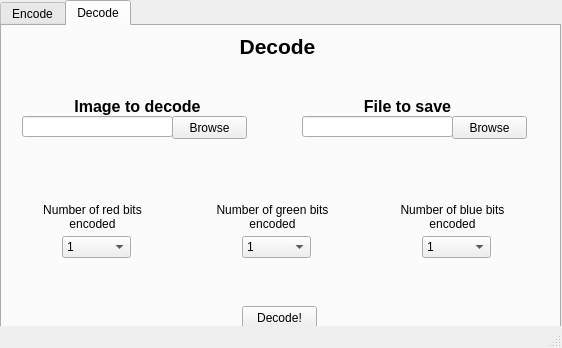
The window that Steganograpy/GUI/MainWindow.ui (valinasila/steganogra-py) describes before a commit, drawn with Qt 5.
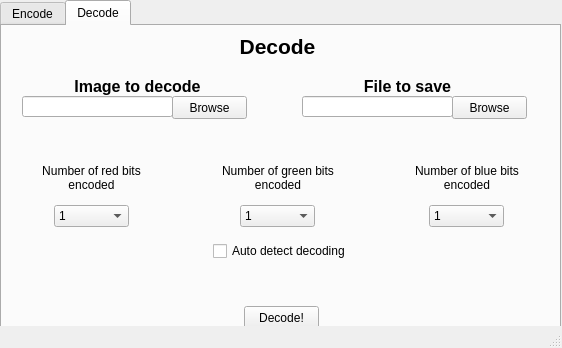
The same window after the commit. The open tabs and pages were chosen to show the change. Icons and pictures are not drawn.

Commit message: Add auto detect decode to the GUI.

```diff
--- a/Steganograpy/GUI/MainWindow.ui
+++ b/Steganograpy/GUI/MainWindow.ui
@@ -497,7 +497,7 @@
       <property name="geometry">
        <rect>
         <x>300</x>
-        <y>90</y>
+        <y>70</y>
         <width>151</width>
         <height>21</height>
        </rect>
@@ -507,7 +507,7 @@
       <property name="geometry">
        <rect>
         <x>170</x>
-        <y>90</y>
+        <y>70</y>
         <width>75</width>
         <height>23</height>
        </rect>
@@ -526,34 +526,11 @@
        </size>
       </property>
      </widget>
-     <widget class="QPushButton" name="decode_button">
-      <property name="geometry">
-       <rect>
-        <x>240</x>
-        <y>280</y>
-        <width>75</width>
-        <height>23</height>
-       </rect>
-      </property>
-      <property name="text">
-       <string>Decode!</string>
-      </property>
-      <property name="icon">
-       <iconset resource="Steg.qrc">
-        <normaloff>:/Steg/accept.png</normaloff>:/Steg/accept.png</iconset>
-      </property>
-      <property name="iconSize">
-       <size>
-        <width>24</width>
-        <height>24</height>
-       </size>
-      </property>
-     </widget>
      <widget class="QLabel" name="label_7">
       <property name="geometry">
        <rect>
         <x>30</x>
-        <y>70</y>
+        <y>50</y>
         <width>211</width>
         <height>20</height>
        </rect>
@@ -572,61 +549,6 @@
        <set>Qt::AlignCenter</set>
       </property>
      </widget>
-     <widget class="QComboBox" name="decode_red_bits_combo">
-      <property name="geometry">
-       <rect>
-        <x>60</x>
-        <y>210</y>
-        <width>69</width>
-        <height>22</height>
-       </rect>
-      </property>
-      <item>
-       <property name="text">
-        <string>1</string>
-       </property>
-      </item>
-      <item>
-       <property name="text">
-        <string>2</string>
-       </property>
-      </item>
-      <item>
-       <property name="text">
-        <string>3</string>
-       </property>
-      </item>
-      <item>
-       <property name="text">
-        <string>4</string>
-       </property>
-      </item>
-      <item>
-       <property name="text">
-        <string>5</string>
-       </property>
-      </item>
-      <item>
-       <property name="text">
-        <string>6</string>
-       </property>
-      </item>
-      <item>
-       <property name="text">
-        <string>7</string>
-       </property>
-      </item>
-      <item>
-       <property name="text">
-        <string>8</string>
-       </property>
-      </item>
-      <item>
-       <property name="text">
-        <string>0</string>
-       </property>
-      </item>
-     </widget>
      <widget class="QLabel" name="label_8">
       <property name="geometry">
        <rect>
@@ -650,121 +572,11 @@
        <set>Qt::AlignCenter</set>
       </property>
      </widget>
-     <widget class="QComboBox" name="decode_green_bits_combo">
-      <property name="geometry">
-       <rect>
-        <x>240</x>
-        <y>210</y>
-        <width>69</width>
-        <height>22</height>
-       </rect>
-      </property>
-      <item>
-       <property name="text">
-        <string>1</string>
-       </property>
-      </item>
-      <item>
-       <property name="text">
-        <string>2</string>
-       </property>
-      </item>
-      <item>
-       <property name="text">
-        <string>3</string>
-       </property>
-      </item>
-      <item>
-       <property name="text">
-        <string>4</string>
-       </property>
-      </item>
-      <item>
-       <property name="text">
-        <string>5</string>
-       </property>
-      </item>
-      <item>
-       <property name="text">
-        <string>6</string>
-       </property>
-      </item>
-      <item>
-       <property name="text">
-        <string>7</string>
-       </property>
-      </item>
-      <item>
-       <property name="text">
-        <string>8</string>
-       </property>
-      </item>
-      <item>
-       <property name="text">
-        <string>0</string>
-       </property>
-      </item>
-     </widget>
-     <widget class="QComboBox" name="decode_blue_bits_combo">
-      <property name="geometry">
-       <rect>
-        <x>420</x>
-        <y>210</y>
-        <width>69</width>
-        <height>22</height>
-       </rect>
-      </property>
-      <item>
-       <property name="text">
-        <string>1</string>
-       </property>
-      </item>
-      <item>
-       <property name="text">
-        <string>2</string>
-       </property>
-      </item>
-      <item>
-       <property name="text">
-        <string>3</string>
-       </property>
-      </item>
-      <item>
-       <property name="text">
-        <string>4</string>
-       </property>
-      </item>
-      <item>
-       <property name="text">
-        <string>5</string>
-       </property>
-      </item>
-      <item>
-       <property name="text">
-        <string>6</string>
-       </property>
-      </item>
-      <item>
-       <property name="text">
-        <string>7</string>
-       </property>
-      </item>
-      <item>
-       <property name="text">
-        <string>8</string>
-       </property>
-      </item>
-      <item>
-       <property name="text">
-        <string>0</string>
-       </property>
-      </item>
-     </widget>
      <widget class="QLabel" name="label_9">
       <property name="geometry">
        <rect>
         <x>300</x>
-        <y>70</y>
+        <y>50</y>
         <width>211</width>
         <height>20</height>
        </rect>
@@ -787,7 +599,7 @@
       <property name="geometry">
        <rect>
         <x>450</x>
-        <y>90</y>
+        <y>70</y>
         <width>75</width>
         <height>23</height>
        </rect>
@@ -810,62 +622,395 @@
       <property name="geometry">
        <rect>
         <x>20</x>
-        <y>90</y>
+        <y>70</y>
         <width>151</width>
         <height>21</height>
        </rect>
       </property>
      </widget>
-     <widget class="QLabel" name="label_10">
+     <widget class="QPushButton" name="decode_button">
       <property name="geometry">
        <rect>
-        <x>210</x>
-        <y>170</y>
-        <width>121</width>
-        <height>41</height>
+        <x>242</x>
+        <y>280</y>
+        <width>75</width>
+        <height>23</height>
        </rect>
       </property>
+      <property name="sizePolicy">
+       <sizepolicy hsizetype="Fixed" vsizetype="Fixed">
+        <horstretch>0</horstretch>
+        <verstretch>0</verstretch>
+       </sizepolicy>
+      </property>
+      <property name="minimumSize">
+       <size>
+        <width>75</width>
+        <height>23</height>
+       </size>
+      </property>
+      <property name="maximumSize">
+       <size>
+        <width>75</width>
+        <height>25</height>
+       </size>
+      </property>
       <property name="text">
-       <string>Number of green bits 
-encoded</string>
+       <string>Decode!</string>
       </property>
-      <property name="alignment">
-       <set>Qt::AlignCenter</set>
+      <property name="icon">
+       <iconset resource="../Resources/Steg.qrc">
+        <normaloff>:/Steg/accept.png</normaloff>:/Steg/accept.png</iconset>
       </property>
      </widget>
-     <widget class="QLabel" name="label_11">
+     <widget class="QWidget" name="layoutWidget">
       <property name="geometry">
        <rect>
-        <x>390</x>
-        <y>170</y>
-        <width>121</width>
-        <height>41</height>
+        <x>0</x>
+        <y>130</y>
+        <width>557</width>
+        <height>71</height>
        </rect>
       </property>
-      <property name="text">
-       <string>Number of blue bits 
+      <layout class="QGridLayout" name="gridLayout">
+       <property name="sizeConstraint">
+        <enum>QLayout::SetNoConstraint</enum>
+       </property>
+       <item row="0" column="1">
+        <widget class="QLabel" name="label_12">
+         <property name="text">
+          <string>Number of red bits 
 encoded</string>
-      </property>
-      <property name="alignment">
-       <set>Qt::AlignCenter</set>
-      </property>
+         </property>
+         <property name="alignment">
+          <set>Qt::AlignCenter</set>
+         </property>
+        </widget>
+       </item>
+       <item row="0" column="3">
+        <widget class="QLabel" name="label_10">
+         <property name="text">
+          <string>Number of green bits 
+encoded</string>
+         </property>
+         <property name="alignment">
+          <set>Qt::AlignCenter</set>
+         </property>
+        </widget>
+       </item>
+       <item row="0" column="5">
+        <widget class="QLabel" name="label_11">
+         <property name="text">
+          <string>Number of blue bits 
+encoded</string>
+         </property>
+         <property name="alignment">
+          <set>Qt::AlignCenter</set>
+         </property>
+        </widget>
+       </item>
+       <item row="0" column="2">
+        <spacer name="horizontalSpacer_3">
+         <property name="orientation">
+          <enum>Qt::Horizontal</enum>
+         </property>
+         <property name="sizeType">
+          <enum>QSizePolicy::Fixed</enum>
+         </property>
+         <property name="sizeHint" stdset="0">
+          <size>
+           <width>75</width>
+           <height>20</height>
+          </size>
+         </property>
+        </spacer>
+       </item>
+       <item row="0" column="4">
+        <spacer name="horizontalSpacer_4">
+         <property name="orientation">
+          <enum>Qt::Horizontal</enum>
+         </property>
+         <property name="sizeType">
+          <enum>QSizePolicy::Fixed</enum>
+         </property>
+         <property name="sizeHint" stdset="0">
+          <size>
+           <width>75</width>
+           <height>20</height>
+          </size>
+         </property>
+        </spacer>
+       </item>
+       <item row="1" column="1">
+        <layout class="QHBoxLayout" name="horizontalLayout_4">
+         <item>
+          <widget class="QComboBox" name="decode_red_bits_combo">
+           <property name="sizePolicy">
+            <sizepolicy hsizetype="Fixed" vsizetype="Fixed">
+             <horstretch>25</horstretch>
+             <verstretch>0</verstretch>
+            </sizepolicy>
+           </property>
+           <property name="minimumSize">
+            <size>
+             <width>75</width>
+             <height>0</height>
+            </size>
+           </property>
+           <item>
+            <property name="text">
+             <string>1</string>
+            </property>
+           </item>
+           <item>
+            <property name="text">
+             <string>2</string>
+            </property>
+           </item>
+           <item>
+            <property name="text">
+             <string>3</string>
+            </property>
+           </item>
+           <item>
+            <property name="text">
+             <string>4</string>
+            </property>
+           </item>
+           <item>
+            <property name="text">
+             <string>5</string>
+            </property>
+           </item>
+           <item>
+            <property name="text">
+             <string>6</string>
+            </property>
+           </item>
+           <item>
+            <property name="text">
+             <string>7</string>
+            </property>
+           </item>
+           <item>
+            <property name="text">
+             <string>8</string>
+            </property>
+           </item>
+           <item>
+            <property name="text">
+             <string>0</string>
+            </property>
+           </item>
+          </widget>
+         </item>
+        </layout>
+       </item>
+       <item row="1" column="3">
+        <layout class="QHBoxLayout" name="horizontalLayout_5">
+         <item>
+          <widget class="QComboBox" name="decode_green_bits_combo">
+           <property name="sizePolicy">
+            <sizepolicy hsizetype="Fixed" vsizetype="Fixed">
+             <horstretch>0</horstretch>
+             <verstretch>0</verstretch>
+            </sizepolicy>
+           </property>
+           <property name="minimumSize">
+            <size>
+             <width>75</width>
+             <height>0</height>
+            </size>
+           </property>
+           <item>
+            <property name="text">
+             <string>1</string>
+            </property>
+           </item>
+           <item>
+            <property name="text">
+             <string>2</string>
+            </property>
+           </item>
+           <item>
+            <property name="text">
+             <string>3</string>
+            </property>
+           </item>
+           <item>
+            <property name="text">
+             <string>4</string>
+            </property>
+           </item>
+           <item>
+            <property name="text">
+             <string>5</string>
+            </property>
+           </item>
+           <item>
+            <property name="text">
+             <string>6</string>
+            </property>
+           </item>
+           <item>
+            <property name="text">
+             <string>7</string>
+            </property>
+           </item>
+           <item>
+            <property name="text">
+             <string>8</string>
+            </property>
+           </item>
+           <item>
+            <property name="text">
+             <string>0</string>
+            </property>
+           </item>
+          </widget>
+         </item>
+        </layout>
+       </item>
+       <item row="1" column="5">
+        <layout class="QHBoxLayout" name="horizontalLayout_6">
+         <item>
+          <widget class="QComboBox" name="decode_blue_bits_combo">
+           <property name="sizePolicy">
+            <sizepolicy hsizetype="Fixed" vsizetype="Fixed">
+             <horstretch>0</horstretch>
+             <verstretch>0</verstretch>
+            </sizepolicy>
+           </property>
+           <property name="minimumSize">
+            <size>
+             <width>75</width>
+             <height>0</height>
+            </size>
+           </property>
+           <item>
+            <property name="text">
+             <string>1</string>
+            </property>
+           </item>
+           <item>
+            <property name="text">
+             <string>2</string>
+            </property>
+           </item>
+           <item>
+            <property name="text">
+             <string>3</string>
+            </property>
+           </item>
+           <item>
+            <property name="text">
+             <string>4</string>
+            </property>
+           </item>
+           <item>
+            <property name="text">
+             <string>5</string>
+            </property>
+           </item>
+           <item>
+            <property name="text">
+             <string>6</string>
+            </property>
+           </item>
+           <item>
+            <property name="text">
+             <string>7</string>
+            </property>
+           </item>
+           <item>
+            <property name="text">
+             <string>8</string>
+            </property>
+           </item>
+           <item>
+            <property name="text">
+             <string>0</string>
+            </property>
+           </item>
+          </widget>
+         </item>
+        </layout>
+       </item>
+       <item row="0" column="6">
+        <spacer name="horizontalSpacer_5">
+         <property name="orientation">
+          <enum>Qt::Horizontal</enum>
+         </property>
+         <property name="sizeType">
+          <enum>QSizePolicy::Expanding</enum>
+         </property>
+         <property name="sizeHint" stdset="0">
+          <size>
+           <width>40</width>
+           <height>20</height>
+          </size>
+         </property>
+        </spacer>
+       </item>
+       <item row="0" column="0">
+        <spacer name="horizontalSpacer_6">
+         <property name="orientation">
+          <enum>Qt::Horizontal</enum>
+         </property>
+         <property name="sizeHint" stdset="0">
+          <size>
+           <width>40</width>
+           <height>20</height>
+          </size>
+         </property>
+        </spacer>
+       </item>
+      </layout>
      </widget>
-     <widget class="QLabel" name="label_12">
+     <widget class="QWidget" name="layoutWidget">
       <property name="geometry">
        <rect>
-        <x>30</x>
-        <y>170</y>
-        <width>121</width>
-        <height>41</height>
+        <x>0</x>
+        <y>210</y>
+        <width>559</width>
+        <height>31</height>
        </rect>
       </property>
-      <property name="text">
-       <string>Number of red bits 
-encoded</string>
-      </property>
-      <property name="alignment">
-       <set>Qt::AlignCenter</set>
-      </property>
+      <layout class="QHBoxLayout" name="horizontalLayout_7">
+       <item>
+        <spacer name="horizontalSpacer_7">
+         <property name="orientation">
+          <enum>Qt::Horizontal</enum>
+         </property>
+         <property name="sizeHint" stdset="0">
+          <size>
+           <width>40</width>
+           <height>20</height>
+          </size>
+         </property>
+        </spacer>
+       </item>
+       <item>
+        <widget class="QCheckBox" name="auto_detect_checkbox">
+         <property name="text">
+          <string>Auto detect decoding</string>
+         </property>
+        </widget>
+       </item>
+       <item>
+        <spacer name="horizontalSpacer_12">
+         <property name="orientation">
+          <enum>Qt::Horizontal</enum>
+         </property>
+         <property name="sizeHint" stdset="0">
+          <size>
+           <width>40</width>
+           <height>20</height>
+          </size>
+         </property>
+        </spacer>
+       </item>
+      </layout>
      </widget>
     </widget>
    </widget>
```
Left out of the diff: 30 changed lines with no effect on the pictures. The commit also changes 7 other files.
